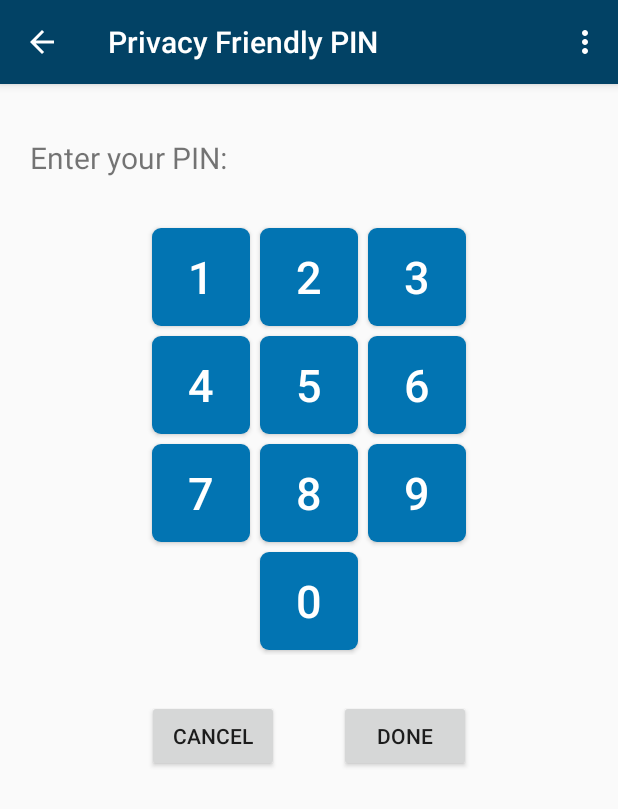
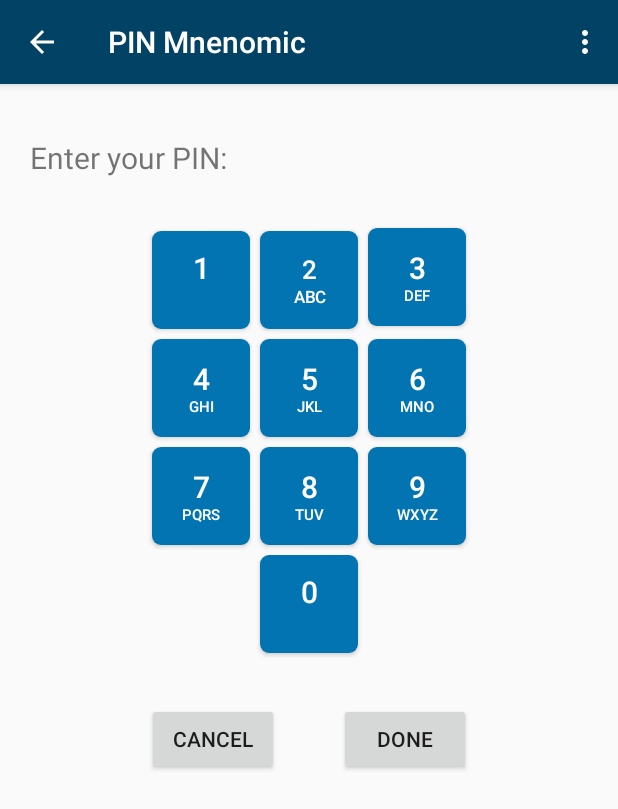
Before and after one commit to SecUSo/privacy-friendly-pin-mnemonic, an Android app: the screen it shows after launch (EnterPinActivity), on a phone screen of 412 x 824 dp. Shown: the top 809 px of the screen. Run offline under Robolectric (Android 15) with nearby library versions, the light colour scheme and no system bars.

Commit message:
name of month is displayed, structure of PIN practise added

```diff
--- a/app/src/main/java/de/tudarmstadt/informatik/secuso/privacyfriendlypin/EnterPinActivity.java
+++ b/app/src/main/java/de/tudarmstadt/informatik/secuso/privacyfriendlypin/EnterPinActivity.java
@@ -5,6 +5,7 @@ import android.graphics.Color;
 import android.graphics.drawable.ColorDrawable;
 import android.os.Bundle;
 import android.support.v7.app.ActionBarActivity;
+import android.text.Html;
 import android.text.InputType;
 import android.util.Log;
 import android.view.Menu;
@@ -29,6 +30,7 @@ public class EnterPinActivity extends ActionBarActivity {
         android.support.v7.app.ActionBar actionBar = getSupportActionBar();
         actionBar.setDisplayHomeAsUpEnabled(true);
         actionBar.setLogo(R.mipmap.ic_launcher);
+        actionBar.setTitle(R.string.app_name);
         actionBar.setBackgroundDrawable(new ColorDrawable(Color.parseColor("#024265")));
 
         pinEditText = (EditText) findViewById(R.id.displayPin);
--- /dev/null
+++ b/app/src/main/java/de/tudarmstadt/informatik/secuso/privacyfriendlypin/PractiseActivity.java
@@ -0,0 +1,11 @@
+package de.tudarmstadt.informatik.secuso.privacyfriendlypin;
+
+import android.support.v7.app.ActionBarActivity;
+
+/**
+ * Created by yonjuni on 10.11.15.
+ */
+public class PractiseActivity extends ActionBarActivity{
+
+
+}
--- a/app/src/main/java/de/tudarmstadt/informatik/secuso/privacyfriendlypin/pinhelpers/CheckPin.java
+++ b/app/src/main/java/de/tudarmstadt/informatik/secuso/privacyfriendlypin/pinhelpers/CheckPin.java
@@ -51,6 +51,7 @@ public class CheckPin {
 
         String resultDate = context.getString(R.string.display_no_date);
 
+        String[] monthsWordsArray = {"", "(Jan)", "(Feb)", "(Mar)", "(Apr)", "(May)", "(Jun)", "(Jul)", "(Aug)", "(Sep)", "(Oct)", "(Nov)", "(Dec)"};
         String[] monthsArray = new String[]{"01", "02", "03", "04", "05", "06", "07", "08", "09", "10", "11", "12"};
         String[] daysArray = new String[]{"01", "02", "03", "04", "05", "06", "07", "08", "09", "10", "11", "12",
                 "13", "14", "15", "16", "17", "18", "19", "20", "21", "22", "23", "24",
@@ -61,7 +62,7 @@ public class CheckPin {
         for (int i = 0; i < monthsArray.length; i++) {
             for (int j = 0; j < yearsArray.length; j++) {
                 if ((firstTwo.equals(monthsArray[i])) && (secondTwo.equals(yearsArray[j]))) {
-                    resultDate = context.getString(R.string.display_date_mmyy) + " " + firstTwo + secondTwo;
+                    resultDate = context.getString(R.string.display_date_mmyy) + " " + monthsWordsArray[Integer.parseInt(firstTwo)] + firstTwo + "(19)" + secondTwo;
                     this.isDate = true;
                 }
             }
@@ -70,11 +71,11 @@ public class CheckPin {
         for (int i = 0; i < daysArray.length; i++) {
             for (int j = 0; j < monthsArray.length; j++) {
                 if ((firstTwo.equals(daysArray[i])) && (secondTwo.equals(monthsArray[j]))) {
-                    resultDate = context.getString(R.string.display_date_ddmm) + " " + firstTwo + secondTwo;
+                    resultDate = context.getString(R.string.display_date_ddmm) + " " + monthsWordsArray[Integer.parseInt(secondTwo)] + " " + firstTwo + "-" + secondTwo;
                     this.isDate = true;
                     break;
                 } else if ((firstTwo.equals(monthsArray[j])) && (secondTwo.equals(daysArray[i]))) {
-                    resultDate = context.getString(R.string.display_date_mmdd) + " " + firstTwo + secondTwo;
+                    resultDate = context.getString(R.string.display_date_mmdd) + " " + monthsWordsArray[Integer.parseInt(firstTwo)] + firstTwo + "-" + secondTwo;
                     this.isDate = true;
                     break;
                 } else if (Integer.parseInt(firstTwo) == 19) {
--- a/app/src/main/res/layout/activity_enter_pin.xml
+++ b/app/src/main/res/layout/activity_enter_pin.xml
@@ -57,9 +57,9 @@
             android:layout_height="65dp"
             android:layout_margin="3dp"
             android:background="@drawable/hints_numpad"
-            android:text="1"
+            android:text="@string/numpad_one"
             android:textColor="@color/white"
-            android:textSize="30sp" />
+             />
 
         <Button
             android:id="@+id/button_two"
@@ -67,9 +67,9 @@
             android:layout_height="65dp"
             android:layout_margin="3dp"
             android:background="@drawable/hints_numpad"
-            android:text="2"
+            android:text="@string/numpad_two"
             android:textColor="@color/white"
-            android:textSize="30sp" />
+             />
 
         <Button
             android:id="@+id/button_three"
@@ -77,9 +77,9 @@
             android:layout_height="65dp"
             android:layout_margin="3dp"
             android:background="@drawable/hints_numpad"
-            android:text="3"
+            android:text="@string/numpad_three"
             android:textColor="@color/white"
-            android:textSize="30sp" />
+             />
 
         <Button
             android:id="@+id/button_four"
@@ -87,9 +87,9 @@
             android:layout_height="65dp"
             android:layout_margin="3dp"
             android:background="@drawable/hints_numpad"
-            android:text="4"
+            android:text="@string/numpad_four"
             android:textColor="@color/white"
-            android:textSize="30sp" />
+             />
 
         <Button
             android:id="@+id/button_five"
@@ -97,9 +97,9 @@
             android:layout_height="65dp"
             android:layout_margin="3dp"
             android:background="@drawable/hints_numpad"
-            android:text="5"
+            android:text="@string/numpad_five"
             android:textColor="@color/white"
-            android:textSize="30sp" />
+             />
 
         <Button
             android:id="@+id/button_six"
@@ -107,9 +107,9 @@
             android:layout_height="65dp"
             android:layout_margin="3dp"
             android:background="@drawable/hints_numpad"
-            android:text="6"
+            android:text="@string/numpad_six"
             android:textColor="@color/white"
-            android:textSize="30sp" />
+             />
 
         <Button
             android:id="@+id/button_seven"
@@ -117,9 +117,9 @@
             android:layout_height="65dp"
             android:layout_margin="3dp"
             android:background="@drawable/hints_numpad"
-            android:text="7"
+            android:text="@string/numpad_seven"
             android:textColor="@color/white"
-            android:textSize="30sp" />
+             />
 
         <Button
             android:id="@+id/button_eight"
@@ -127,9 +127,9 @@
             android:layout_height="65dp"
             android:layout_margin="3dp"
             android:background="@drawable/hints_numpad"
-            android:text="8"
+            android:text="@string/numpad_eight"
             android:textColor="@color/white"
-            android:textSize="30sp" />
+             />
 
         <Button
             android:id="@+id/button_nine"
@@ -137,9 +137,9 @@
             android:layout_height="65dp"
             android:layout_margin="3dp"
             android:background="@drawable/hints_numpad"
-            android:text="9"
+            android:text="@string/numpad_nine"
             android:textColor="@color/white"
-            android:textSize="30sp" />
+             />
 
         <Button
             android:id="@+id/button_zero_space_left"
@@ -147,9 +147,9 @@
             android:layout_height="65dp"
             android:layout_margin="3dp"
             android:background="@drawable/invisible_button"
-            android:text="0"
+            android:text="@string/numpad_zero"
             android:textColor="@color/transparent"
-            android:textSize="30sp" />
+             />
 
         <Button
             android:id="@+id/button_zero"
@@ -157,9 +157,9 @@
             android:layout_height="65dp"
             android:layout_margin="3dp"
             android:background="@drawable/hints_numpad"
-            android:text="0"
+            android:text="@string/numpad_zero"
             android:textColor="@color/white"
-            android:textSize="30sp" />
+            />
 
         <Button
             android:id="@+id/button_zero_space_right"
@@ -167,9 +167,9 @@
             android:layout_height="65dp"
             android:layout_margin="3dp"
             android:background="@drawable/invisible_button"
-            android:text="0"
+            android:text="@string/numpad_zero"
             android:textColor="@color/transparent"
-            android:textSize="30sp" />
+             />
 
     </GridLayout>
 
--- /dev/null
+++ b/app/src/main/res/layout/activity_practise.xml
@@ -0,0 +1,6 @@
+<?xml version="1.0" encoding="utf-8"?>
+<LinearLayout xmlns:android="http://schemas.android.com/apk/res/android"
+    android:orientation="vertical" android:layout_width="match_parent"
+    android:layout_height="match_parent">
+
+</LinearLayout>
--- a/app/src/main/res/values/strings.xml
+++ b/app/src/main/res/values/strings.xml
@@ -1,6 +1,6 @@
 <resources>
-    <string name="app_name">Privacy Friendly PIN</string>
-    <string name="app_name_long">Privacy Friendly PIN Helper</string>
+    <string name="app_name">PIN Mnenomic</string>
+    <string name="app_name_long">Privacy Friendly PIN Mnenomic</string>
     <string name="hello_world">Hello world!</string>
     <string name="action_help">Help</string>
     <string name="about">About</string>
@@ -20,6 +20,16 @@
     <string name="display_math_stepping">It is a stepping PIN: </string>
     <string name="display_entered_pin">Your PIN is: </string>
     <string name="enter_pin">Enter your PIN: </string>
+    <string name="numpad_zero"><font size="20">0</font>\n\<font size="10"></font></string>
+    <string name="numpad_one"><font size="20">1</font>\n\<font size="10"></font></string>
+    <string name="numpad_two"><big>2</big>\n\<small>ABC</small></string>
+    <string name="numpad_three"><font size="20">3</font>\n\<font size="10">DEF</font></string>
+    <string name="numpad_four"><font size="20">4</font>\n\<font size="10">GHI</font></string>
+    <string name="numpad_five"><font size="20">5</font>\n\<font size="10">JKL</font></string>
+    <string name="numpad_six"><font size="20">6</font>\n\<font size="10">MNO</font></string>
+    <string name="numpad_seven"><font size="20">7</font>\n\<font size="10">PQRS</font></string>
+    <string name="numpad_eight"><font size="20">8</font>\n\<font size="10">TUV</font></string>
+    <string name="numpad_nine"><font size="20">9</font>\n\<font size="10">WXYZ</font></string>
     <string name="your_pin_heading">Your PIN: </string>
     <string name="version_number">Version 0.5</string>
     <string name="about_author">Author: Karola Marky</string>
```
